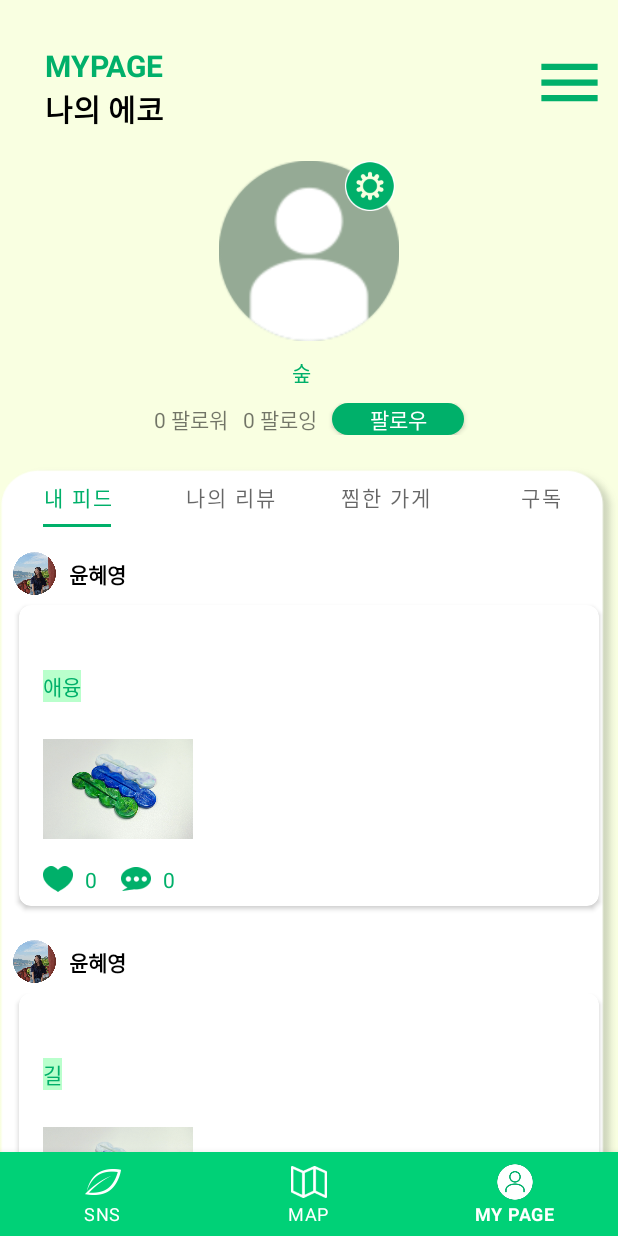
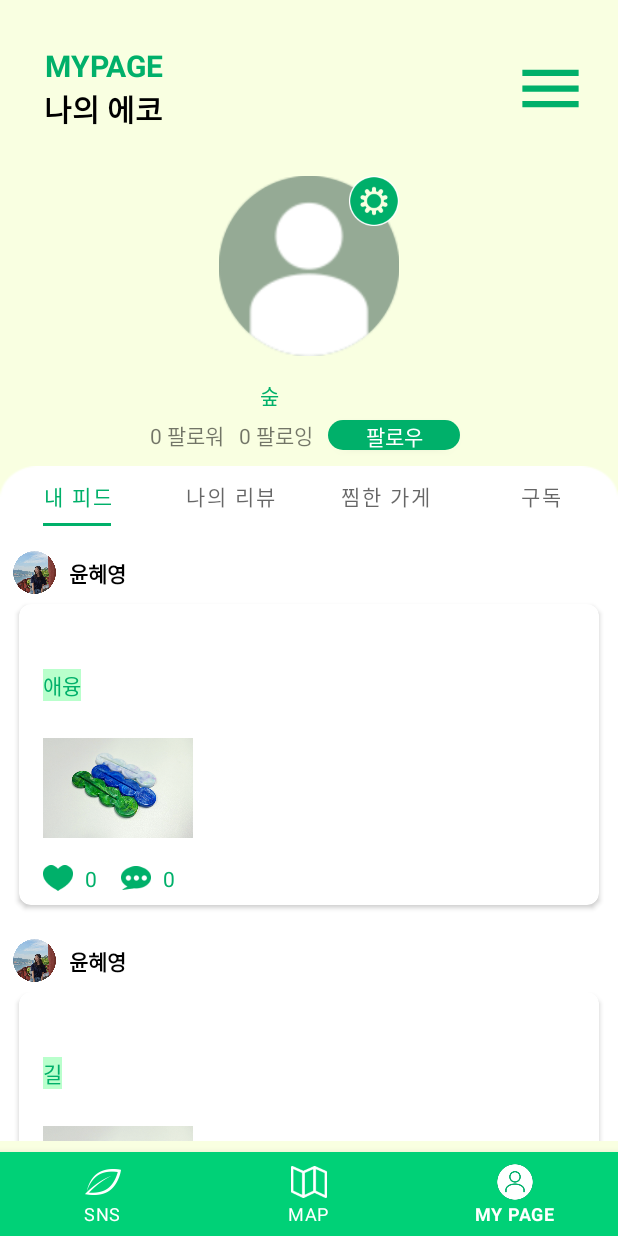
Before and after one commit to bluedev-yu/Co-Echo, an Android app: the screen it shows after launch once a user with an empty profile is signed in (MainActivity), item 3 of the bottom bar chosen, on a phone screen of 412 x 824 dp. Run offline under Robolectric (Android 15) with nearby library versions, the light colour scheme and no system bars; our stand-ins replace CircleImageView, Firebase (no records; nobody signed in at launch, a user with empty details on screens opened directly); pictures from the network do not load.

Commit message:
mypage to constraintlayout
and giveup uploadpicture

```diff
--- a/app/src/main/java/bluedev_yu/coecho/FeedAdapter.kt
+++ b/app/src/main/java/bluedev_yu/coecho/FeedAdapter.kt
@@ -16,11 +16,11 @@ class FeedAdapter(val feedList: ArrayList<Feeds>) : RecyclerView.Adapter<FeedAda
     }
 
     override fun onBindViewHolder(holder: FeedAdapter.CustomViewHolder, position: Int) {
-        holder.profileImgUrl.setImageResource(feedList.get(position).profileImgUrl)
-        holder.userId.text = feedList.get(position).userId
+        //holder.profileImgUrl.setImageResource(feedList.get(position).profileImgUrl)
+       // holder.userId.text = feedList.get(position).userId
         holder.content.text = feedList.get(position).content
         holder.hashtag.text = feedList.get(position).hashtag
-        holder.feedImgUrl.setImageResource(feedList.get(position).feedImgUrl)
+       // holder.feedImgUrl.setImageResource(feedList.get(position).feedImgUrl)
         holder.likeCnt.text = feedList.get(position).likeCnt.toString()
         holder.commentCnt.text = feedList.get(position).commentCnt.toString()
     }
--- a/app/src/main/java/bluedev_yu/coecho/UploadFeed.kt
+++ b/app/src/main/java/bluedev_yu/coecho/UploadFeed.kt
@@ -49,7 +49,7 @@ class UploadFeed : AppCompatActivity() {
 
     override fun onCreate(savedInstanceState: Bundle?) {
         super.onCreate(savedInstanceState)
-        setContentView(view)
+        setContentView(R.layout.upload_feed)
 
         auth = FirebaseAuth.getInstance()
         firestore = FirebaseFirestore.getInstance()
@@ -84,12 +84,12 @@ class UploadFeed : AppCompatActivity() {
 
             if (ContextCompat.checkSelfPermission(
                     this,
-                    Manifest.permission.READ_EXTERNAL_STORAGE) == PackageManager.PERMISSION_GRANTED
+                    Manifest.permission.READ_EXTERNAL_STORAGE
+                ) == PackageManager.PERMISSION_GRANTED
             )
-                CoroutineScope(Dispatchers.IO).launch {
-                    var uriString: String?
-                    uriString = funImageUpLoad(view!!)
-                    FeedDTO.feedImgUrl = uriString
+            //CoroutineScope(Dispatchers.IO).launch {
+            //uriString = funImageUpLoad()
+                FeedDTO.feedImgUrl = null
 
             FeedDTO.privacy = privacy
             FeedDTO.uid = auth?.uid
@@ -98,13 +98,13 @@ class UploadFeed : AppCompatActivity() {
             firestore?.collection("Feeds")?.document()?.set(FeedDTO)
                 ?.addOnCompleteListener { task ->
                     if (task.isSuccessful) {
-                                Log.d("real","Real End")
+                        Toast.makeText(this, "게시 완료", Toast.LENGTH_SHORT).show()
+                        val nextIntent = Intent(this, MainActivity::class.java)
+                        startActivity(nextIntent)
                     }
                 }
-                }
-                Toast.makeText(this,"게시 완료",Toast.LENGTH_SHORT).show()
-                val nextIntent = Intent(this, MainActivity::class.java)
-                startActivity(nextIntent)
+
+
 
         }
     }
@@ -122,17 +122,26 @@ class UploadFeed : AppCompatActivity() {
         }
     }
 
-    suspend fun funImageUpLoad(view : View) : String?{
+    suspend fun funImageUpLoad() : String?{
         var timestamp = SimpleDateFormat("yyyyMMdd_HHmmss").format(Date())
         var user = auth?.currentUser?.uid.toString()
         var imgFileName = "Feed"+user+timestamp+".png"
         var storageRef = firestorage?.reference?.child("Feed")?.child(imgFileName)
+        var FeedDTO : Feeds? = null
 
-
-        storageRef?.putFile(uriPhoto!!)
+        storageRef?.putFile(uriPhoto!!)?.addOnSuccessListener {
+            storageRef.downloadUrl.addOnSuccessListener{
+                    uri->
+                FeedDTO = Feeds()
+                FeedDTO!!.feedImgUrl = uri.toString()
+                firestore?.collection("Feeds")?.document(auth?.uid.toString())?.update("feedImgUrl",FeedDTO)
+            }
+        }
         Looper.prepare()
-        Toast.makeText(this,storageRef?.downloadUrl.toString(),Toast.LENGTH_LONG).show()
-        return storageRef?.downloadUrl.toString()
+        Toast.makeText(this,"피드",Toast.LENGTH_LONG)
+        delay(5000)
+        Toast.makeText(this,FeedDTO?.feedImgUrl.toString(),Toast.LENGTH_LONG)
+        return FeedDTO!!.feedImgUrl.toString()
     }
 
     fun onRadioButtonClicked(view: View){
--- a/app/src/main/res/layout/fragment_my_page.xml
+++ b/app/src/main/res/layout/fragment_my_page.xml
@@ -1,186 +1,38 @@
 <?xml version="1.0" encoding="utf-8"?>
-<androidx.drawerlayout.widget.DrawerLayout
-    xmlns:android="http://schemas.android.com/apk/res/android"
+<androidx.drawerlayout.widget.DrawerLayout xmlns:android="http://schemas.android.com/apk/res/android"
+    xmlns:app="http://schemas.android.com/apk/res-auto"
     xmlns:tools="http://schemas.android.com/tools"
-    xmlns:app="http://schemas.android.com/apk/res-auto"
-    android:background="@color/CoEcho_mainBackground"
+    android:id="@+id/MyPageDrawerLayout"
     android:layout_width="match_parent"
     android:layout_height="match_parent"
-    android:id="@+id/MyPageDrawerLayout"
-    tools:context=".fragment.FragmentMyPage"
-    >
+    android:background="@color/CoEcho_mainBackground"
+    tools:context=".fragment.FragmentMyPage">
+
+
+    <!-- 상단 -->
+
+    <com.google.android.material.navigation.NavigationView
+        android:id="@+id/mypage_drawer"
+        android:layout_width="wrap_content"
+        android:layout_height="match_parent"
+        android:layout_gravity="right"
+        app:menu="@menu/mypage_items" />
+
+    <androidx.constraintlayout.widget.ConstraintLayout
+        android:layout_width="match_parent"
+        android:layout_height="match_parent">
+
+        <androidx.constraintlayout.widget.ConstraintLayout
+            android:layout_width="match_parent"
+            android:layout_height="450dp"
+            android:layout_marginTop="10dp"
+            android:background="@drawable/mypage_tab_background"
+            app:layout_constraintTop_toBottomOf="@+id/MyPageFollower">
 
             <LinearLayout
                 android:layout_width="match_parent"
                 android:layout_height="match_parent"
-        android:orientation="vertical"
-        android:weightSum="10">
-
-        <!-- 상단 -->
-        <LinearLayout
-            android:layout_width="match_parent"
-            android:layout_height="wrap_content"
-            android:layout_marginLeft="10dp"
-            android:layout_marginTop="30dp"
-            android:orientation="horizontal">
-
-            <!-- mypage, 나의 에코 -->
-            <LinearLayout
-                android:layout_width="match_parent"
-                android:layout_height="wrap_content"
-                android:layout_weight="1"
                 android:orientation="vertical">
-
-                <TextView
-                    android:layout_width="match_parent"
-                    android:layout_height="wrap_content"
-                    android:layout_marginLeft="20dp"
-                    android:text="MYPAGE"
-                    android:textColor="#00B06A"
-                    android:textSize="20dp"
-                    android:textStyle="bold" />
-
-                <TextView
-                    android:layout_width="match_parent"
-                    android:layout_height="wrap_content"
-                    android:layout_marginLeft="20dp"
-                    android:layoutDirection="rtl"
-                    android:text="나의 에코"
-                    android:textColor="@color/black"
-                    android:textSize="20dp"
-                    android:textStyle="bold" />
-
-            </LinearLayout>
-
-            <LinearLayout
-                android:layout_width="match_parent"
-                android:layout_height="match_parent"
-                android:layout_weight="6">
-
-                <ImageView
-                    android:layout_width="wrap_content"
-                    android:layout_height="wrap_content"
-                    android:src="@drawable/ic_baseline_menu_50"
-                    android:id="@+id/MyPageOptionButton" />
-
-
-                <!--                <androidx.appcompat.widget.AppCompatButton-->
-                <!--                    android:layout_width="wrap_content"-->
-                <!--                    android:layout_height="wrap_content"-->
-                <!--                    android:id="@+id/MyPageOptionButton"-->
-                <!--                    android:layout_marginTop="10dp"-->
-                <!--                    android:layout_marginBottom="10dp"-->
-                <!--                    android:layout_marginLeft="15dp"-->
-                <!--                    android:layout_marginRight="15dp"-->
-                <!--                    android:background="@drawable/ic_baseline_menu_50">-->
-                <!--                </androidx.appcompat.widget.AppCompatButton>-->
-
-            </LinearLayout>
-        </LinearLayout>
-
-        <!-- 도장이랑 프로필수정 보이는곳 -->
-
-        <LinearLayout
-            android:layout_width="match_parent"
-            android:layout_height="0dp"
-            android:layout_weight="3.3"
-            android:orientation="vertical"
-            >
-
-            <FrameLayout
-                android:layout_width="match_parent"
-                android:layout_height="wrap_content"
-                android:layout_marginTop="20dp">
-
-                <de.hdodenhof.circleimageview.CircleImageView
-                    android:layout_width="120dp"
-                    android:layout_height="120dp"
-                    android:layout_gravity="center"
-                    android:id="@+id/MypageProfileImage"
-                    android:background="@drawable/default_profilephoto"/>
-
-                <androidx.appcompat.widget.AppCompatButton
-                    android:layout_width="33dp"
-                    android:layout_height="33dp"
-                    android:layout_marginLeft="230dp"
-                    android:id="@+id/MyPageProfileOptionButton"
-                    android:background="@drawable/mypage_profileoptionbutton">
-                </androidx.appcompat.widget.AppCompatButton>
-            </FrameLayout>
-
-            <LinearLayout
-                android:layout_width="match_parent"
-                android:layout_height="wrap_content"
-                android:orientation="horizontal"
-                android:textSize="17dp"
-                android:layout_marginTop="10dp"
-                android:gravity="center"
-                android:textAlignment="center">
-
-                <TextView
-                    android:id="@+id/MyPageTitle"
-                    android:layout_width="wrap_content"
-                    android:layout_height="wrap_content"
-                    android:layout_marginRight="10dp"
-                    android:textColor="#00B06A"></TextView>
-
-                <TextView
-                    android:id="@+id/MyPageUserName"
-                    android:layout_width="wrap_content"
-                    android:layout_height="wrap_content"></TextView>
-
-            </LinearLayout>
-
-            <LinearLayout
-                android:layout_width="match_parent"
-                android:layout_height="wrap_content"
-                android:layout_marginTop="10dp"
-                android:gravity="center"
-                android:orientation="horizontal"
-                android:textAlignment="center"
-                android:textSize="17dp">
-
-                <TextView
-                    android:id="@+id/MyPageFollower"
-                    android:layout_width="wrap_content"
-                    android:layout_height="wrap_content"
-                    android:layout_marginRight="10dp"
-                    android:text="0 팔로워"></TextView>
-
-                <TextView
-                    android:id="@+id/MyPageFollowing"
-                    android:layout_width="wrap_content"
-                    android:layout_marginRight="10dp"
-                    android:text="0 팔로잉"
-                    android:layout_height="wrap_content"></TextView>
-
-                <androidx.appcompat.widget.AppCompatButton
-                    android:layout_width="wrap_content"
-                    android:layout_height="match_parent"
-                    android:text="팔로우"
-                    android:textColor="@color/white"
-                    android:background="@drawable/buttom_design"
-                    >
-                </androidx.appcompat.widget.AppCompatButton>
-
-            </LinearLayout>
-
-        </LinearLayout>
-
-        <LinearLayout
-            android:layout_width="match_parent"
-            android:layout_height="0dp"
-            android:layout_weight="7"
-            android:background="@drawable/mypage_background"
-            android:orientation="vertical">
-
-            <!--
-                        <Button
-                android:layout_width="wrap_content"
-                android:layout_height="wrap_content"
-                android:text="로그아웃"
-                android:id="@+id/LogOutButton"></Button>
-            -->
 
                 <com.google.android.material.tabs.TabLayout
                     android:id="@+id/MyPageTabs"
@@ -190,24 +42,134 @@
                     app:tabIndicatorColor="#00B06A"
                     app:tabIndicatorFullWidth="false"
                     app:tabMode="fixed"
-
-                app:tabSelectedTextColor="#00B06A"></com.google.android.material.tabs.TabLayout>
+                    app:tabSelectedTextColor="#00B06A" />
 
                 <androidx.viewpager.widget.ViewPager
                     android:id="@+id/viewPager"
                     android:layout_width="match_parent"
                     android:layout_height="match_parent"></androidx.viewpager.widget.ViewPager>
-
             </LinearLayout>
 
-    </LinearLayout>
+        </androidx.constraintlayout.widget.ConstraintLayout>
+
+        <androidx.appcompat.widget.AppCompatButton
+            android:layout_width="wrap_content"
+            android:layout_height="20dp"
+            android:layout_marginStart="10dp"
+            android:background="@drawable/buttom_design"
+            android:text="팔로우"
+            android:textColor="@color/white"
+            app:layout_constraintBottom_toBottomOf="@+id/MyPageFollowing"
+            app:layout_constraintStart_toEndOf="@+id/MyPageFollowing"
+            app:layout_constraintTop_toTopOf="@+id/MyPageFollowing"></androidx.appcompat.widget.AppCompatButton>
+
+        <TextView
+            android:id="@+id/MyPageFollowing"
+            android:layout_width="wrap_content"
+            android:layout_height="wrap_content"
+            android:layout_marginStart="10dp"
+            android:text="0 팔로잉"
+            app:layout_constraintBottom_toBottomOf="@+id/MyPageFollower"
+            app:layout_constraintStart_toEndOf="@+id/MyPageFollower"
+            app:layout_constraintTop_toTopOf="@+id/MyPageFollower"></TextView>
+
+        <TextView
+            android:id="@+id/MyPageFollower"
+            android:layout_width="wrap_content"
+            android:layout_height="wrap_content"
+            android:layout_marginStart="100dp"
+            android:layout_marginTop="5dp"
+            android:text="0 팔로워"
+            app:layout_constraintStart_toStartOf="parent"
+            app:layout_constraintTop_toBottomOf="@+id/MyPageTitle"></TextView>
+
+        <TextView
+            android:id="@+id/MyPageTitle"
+            android:layout_width="wrap_content"
+            android:layout_height="wrap_content"
+            android:layout_marginStart="4dp"
+            android:layout_marginTop="15dp"
+            android:text="칭호"
+            android:textColor="#00B06A"
+            app:layout_constraintEnd_toEndOf="@+id/MyPageFollowing"
+            app:layout_constraintStart_toStartOf="@+id/frameLayout2"
+            app:layout_constraintTop_toBottomOf="@+id/frameLayout2"></TextView>
+
+        <TextView
+            android:id="@+id/MyPageUserName"
+            android:layout_width="wrap_content"
+            android:layout_height="wrap_content"
+            android:text="임시이름"
+            app:layout_constraintBottom_toBottomOf="@+id/MyPageTitle"
+            app:layout_constraintEnd_toEndOf="@+id/frameLayout2"
+            app:layout_constraintStart_toEndOf="@+id/MyPageTitle"
+            app:layout_constraintTop_toTopOf="@+id/MyPageTitle"></TextView>
+
+        <androidx.appcompat.widget.AppCompatButton
+            android:id="@+id/MyPageProfileOptionButton"
+            android:layout_width="33dp"
+            android:layout_height="33dp"
+            android:background="@drawable/mypage_profileoptionbutton"
+            app:layout_constraintEnd_toEndOf="@+id/frameLayout2"
+            app:layout_constraintTop_toTopOf="@+id/frameLayout2"></androidx.appcompat.widget.AppCompatButton>
+
+        <FrameLayout
+            android:id="@+id/frameLayout2"
+            android:layout_width="wrap_content"
+            android:layout_height="wrap_content"
+            android:layout_marginTop="30dp"
+            app:layout_constraintEnd_toEndOf="parent"
+            app:layout_constraintHorizontal_bias="0.501"
+            app:layout_constraintStart_toStartOf="parent"
+            app:layout_constraintTop_toBottomOf="@+id/textView2">
+
+            <de.hdodenhof.circleimageview.CircleImageView
+                android:id="@+id/MypageProfileImage"
+                android:layout_width="120dp"
+                android:layout_height="120dp"
+                android:layout_gravity="center"
+                android:background="@drawable/default_profilephoto" />
+
+        </FrameLayout>
+
+        <ImageView
+            android:id="@+id/MyPageOptionButton"
+            android:layout_width="wrap_content"
+            android:layout_height="wrap_content"
+            android:layout_marginEnd="20dp"
+            android:src="@drawable/ic_baseline_menu_50"
+            app:layout_constraintBottom_toBottomOf="@+id/textView2"
+            app:layout_constraintEnd_toEndOf="parent"
+            app:layout_constraintTop_toTopOf="@+id/textView" />
+
+        <TextView
+            android:id="@+id/textView2"
+            android:layout_width="wrap_content"
+            android:layout_height="wrap_content"
+            android:layoutDirection="rtl"
+            android:text="나의 에코"
+            android:textColor="@color/black"
+            android:textSize="20dp"
+            android:textStyle="bold"
+            app:layout_constraintStart_toStartOf="@+id/textView"
+            app:layout_constraintTop_toBottomOf="@+id/textView" />
+
+        <TextView
+            android:id="@+id/textView"
+            android:layout_width="wrap_content"
+            android:layout_height="wrap_content"
+            android:layout_marginStart="30dp"
+            android:layout_marginTop="30dp"
+            android:text="MYPAGE"
+            android:textColor="#00B06A"
+            android:textSize="20dp"
+            android:textStyle="bold"
+            app:layout_constraintStart_toStartOf="parent"
+            app:layout_constraintTop_toTopOf="parent" />
+    </androidx.constraintlayout.widget.ConstraintLayout>
 
 
-    <com.google.android.material.navigation.NavigationView
-        android:id="@+id/mypage_drawer"
-        android:layout_width="wrap_content"
-        android:layout_height="match_parent"
-        android:layout_gravity="right"
-        app:menu="@menu/mypage_items" />
+    <!-- 도장이랑 프로필수정 보이는곳 -->
+
 
 </androidx.drawerlayout.widget.DrawerLayout>
```
Also changed, not shown: app/src/main/res/drawable-v24/mypage_tab_background.png (added). Lines whose indentation alone changed are shown as unchanged.
